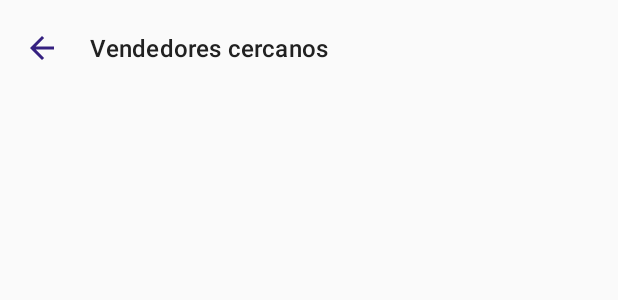
After one commit to RAGM80/Ambulantitos, an Android app built with Jetpack Compose: the layout pantalla_vendedor_cercano_cliente.xml on its own in the app's theme, with its tools: preview values and no code run, on a phone screen of 412 x 824 dp. The commit adds this screen. Shown: the top 300 px of the screen. Run offline under Robolectric (Android 15) with nearby library versions, the phone set to English and light mode, and no system bars.

Commit message:
Avance del aviso de vendedor cercano: barra e icono de ubicación

```diff
--- /dev/null
+++ b/features/cliente/src/main/res/layout/pantalla_vendedor_cercano_cliente.xml
@@ -0,0 +1,24 @@
+<?xml version="1.0" encoding="utf-8"?>
+<!--Pantalla de vendedor cercano-->
+<LinearLayout xmlns:android="http://schemas.android.com/apk/res/android"
+    xmlns:app="http://schemas.android.com/apk/res-auto"
+    xmlns:tools="http://schemas.android.com/tools"
+    android:layout_width="match_parent"
+    android:layout_height="match_parent"
+    android:orientation="vertical"
+    android:background="?attr/colorSurface"
+    android:theme="@style/TemaClienteAmbulantitos"
+    tools:theme="@style/TemaClienteAmbulantitos">
+    <!--Barra superior-->
+    <com.google.android.material.appbar.MaterialToolbar
+        android:id="@+id/barra_vendedor_cercano_cliente"
+        android:layout_width="match_parent"
+        android:layout_height="?attr/actionBarSize"
+        android:background="?attr/colorSurface"
+        app:title="@string/cliente_busqueda_titulo"
+        app:titleTextAppearance="@style/TextAppearance.Material3.TitleMedium"
+        app:titleTextColor="?attr/colorOnSurface"
+        app:navigationIcon="@drawable/icono_regresar_cliente"
+        app:navigationIconTint="?attr/colorPrimary"
+        app:navigationContentDescription="@string/cliente_registro_volver" />
+</LinearLayout>
--- a/features/cliente/src/main/res/values/strings.xml
+++ b/features/cliente/src/main/res/values/strings.xml
@@ -21,11 +21,11 @@
     <string name="cliente_recuperar_encabezado">Olvidé mi contraseña</string>
     <string name="cliente_recuperar_usuario_celular">Usuario o celular</string>
     <string name="cliente_recuperar_siguiente">Siguiente</string>
+    <string name="cliente_recuperar_ayuda">Escribe tu usuario o número de celular.</string>
     <string name="cliente_nueva_contrasena_titulo">Nueva contraseña</string>
     <string name="cliente_nueva_contrasena_campo">Nueva contraseña</string>
     <string name="cliente_nueva_contrasena_confirmar">Confirmar contraseña</string>
     <string name="cliente_nueva_contrasena_aceptar">Aceptar</string>
-    <string name="cliente_recuperar_ayuda">Escribe tu usuario o número de celular.</string>
     <string name="cliente_busqueda_titulo">Vendedores cercanos</string>
     <string name="cliente_busqueda_buscar">Buscar</string>
     <string name="cliente_busqueda_todos">Todos</string>
```
Also changed, not shown: features/cliente/src/main/res/drawable/icono_ubicacion_cliente.xml (added, +21 -0 lines).
